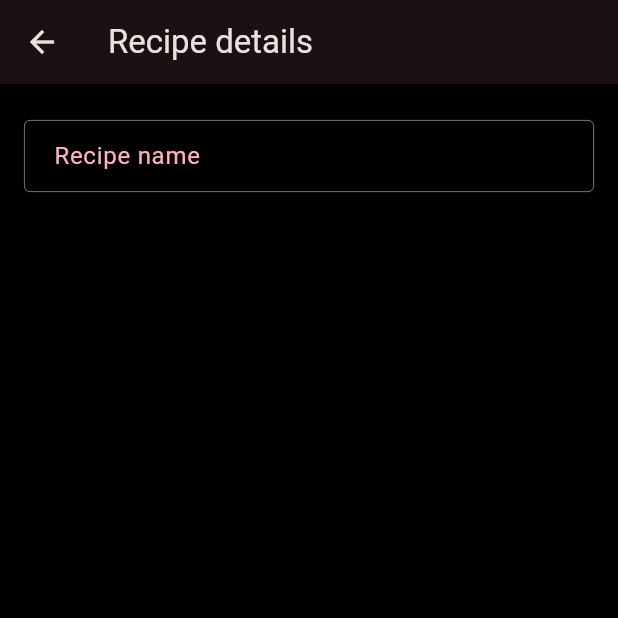
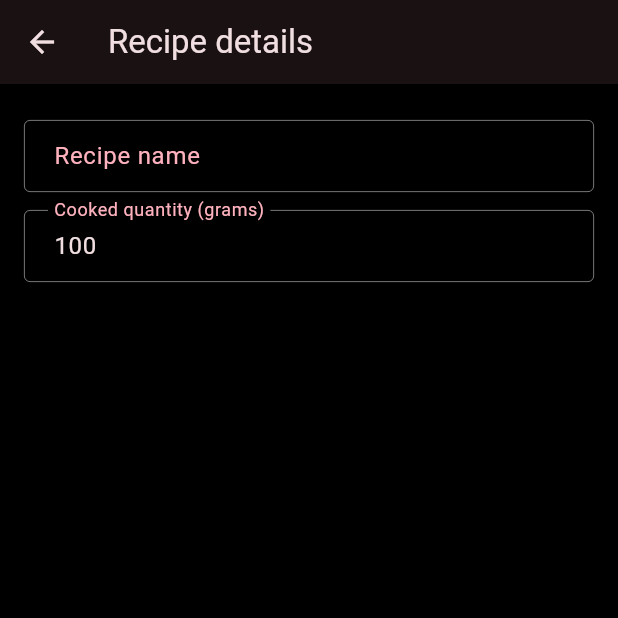
Before and after one commit to elenaconache/calorietracker, a Flutter app: the RecipeDetailsView screen opened directly with empty values, on a phone screen of 412 x 824 dp, the top half of it. Run offline on Flutter 3.47's test engine with Material 3 defaults, Android fonts, the phone set to English and light mode, and no system bars; our stand-ins replace dio, fl_chart, flutter_secure_storage, flutter_svg, get_it, isar and 2 more; missing offline and left inert: dio_cache_interceptor, dio_cache_interceptor_hive_store; accounts and stored records are empty; generated files the repository leaves out were written again.

Commit message:
[sc-178] Recipe details screen
* Add servings field to recipe details screen
* Allow swipe to refresh on error view for recipes screen

```diff
--- a/lib/app/dependency_injection.dart
+++ b/lib/app/dependency_injection.dart
@@ -4,6 +4,7 @@ import 'package:calorietracker/features/diary/diary_controller.dart';
 import 'package:calorietracker/features/login/login_controller.dart';
 import 'package:calorietracker/features/recipes/create_recipe/create_recipe_controller.dart';
 import 'package:calorietracker/features/recipes/details/recipe_details_controller.dart';
+import 'package:calorietracker/features/recipes/recipe_helper.dart';
 import 'package:calorietracker/features/recipes/search_recipe_controller.dart';
 import 'package:calorietracker/features/search_food/search_food_service.dart';
 import 'package:calorietracker/interceptors/logging_interceptor.dart';
@@ -58,6 +59,7 @@ void setupLocator() {
   locator.registerLazySingleton<LoggingService>(() => LoggingService());
   locator.registerLazySingleton<NumericFormattingService>(() => NumericFormattingService());
   locator.registerLazySingleton<NutritionValidator>(() => NutritionValidator());
+  locator.registerLazySingleton<RecipeHelper>(() => RecipeHelper());
   locator.registerLazySingleton<SecureStorageService>(() => SecureStorageService());
   locator.registerLazySingleton<UserService>(() => UserService());
 
--- /dev/null
+++ b/lib/features/recipes/components/recipe_servings_field.dart
@@ -0,0 +1,31 @@
+import 'package:calorietracker/ui/app_strings.dart';
+import 'package:calorietracker/ui/components/text_field/app_text_field.dart';
+import 'package:flutter/material.dart';
+
+class RecipeServingsField extends StatelessWidget {
+  final TextEditingController textController;
+  final bool isLoading;
+  final bool enabled;
+
+  const RecipeServingsField({
+    super.key,
+    required this.textController,
+    required this.isLoading,
+    this.enabled = true,
+  });
+
+  @override
+  Widget build(BuildContext context) {
+    return AppTextField(
+      labelText: AppStrings.cookedQuantityGramsLabel,
+      inputType: const TextInputType.numberWithOptions(decimal: true, signed: false),
+      maxLength: 6,
+      autofocus: true,
+      action: TextInputAction.done,
+      controller: textController,
+      hint: '100',
+      enabled: enabled && !isLoading,
+      textColor: !isLoading ? Theme.of(context).textTheme.bodyLarge?.color : null,
+    );
+  }
+}
--- a/lib/features/recipes/details/recipe_details_controller.dart
+++ b/lib/features/recipes/details/recipe_details_controller.dart
@@ -1,5 +1,17 @@
+import 'package:calorietracker/app/dependency_injection.dart';
+import 'package:calorietracker/features/recipes/recipe_helper.dart';
+import 'package:calorietracker/models/nutrition.dart';
+import 'package:calorietracker/models/recipe_ingredient.dart';
 import 'package:flutter/cupertino.dart';
 
 class RecipeDetailsController {
   final ValueNotifier<bool> isLoading = ValueNotifier(false);
+  final ValueNotifier<Nutrition> recipeNutrition = ValueNotifier(const Nutrition());
+  final ValueNotifier<List<RecipeIngredient>> ingredients = ValueNotifier([]);
+
+  void updateNutrition({required int cookedQuantity}) =>
+      recipeNutrition.value = locator<RecipeHelper>().calculateRecipeNutrition(
+        ingredients: ingredients.value,
+        cookedQuantity: cookedQuantity,
+      );
 }
--- a/lib/features/recipes/details/recipe_details_view.dart
+++ b/lib/features/recipes/details/recipe_details_view.dart
@@ -1,7 +1,8 @@
 import 'package:calorietracker/app/dependency_injection.dart';
+import 'package:calorietracker/features/recipes/components/recipe_name_field.dart';
+import 'package:calorietracker/features/recipes/components/recipe_servings_field.dart';
 import 'package:calorietracker/features/recipes/details/recipe_details_arguments.dart';
 import 'package:calorietracker/features/recipes/details/recipe_details_controller.dart';
-import 'package:calorietracker/features/recipes/recipe_name_field.dart';
 import 'package:calorietracker/ui/app_strings.dart';
 import 'package:flutter/material.dart';
 
@@ -19,6 +20,7 @@ class _RecipeDetailsViewState extends State<RecipeDetailsView> {
   late final RecipeDetailsController _controller;
   late final GlobalKey<FormState> _formKey;
   late final TextEditingController _nameTextFieldController;
+  late final TextEditingController _servingSizeTextController;
 
   @override
   void initState() {
@@ -28,6 +30,9 @@ class _RecipeDetailsViewState extends State<RecipeDetailsView> {
     _formKey = GlobalKey<FormState>(debugLabel: 'recipeDetailsForm');
     _nameTextFieldController = TextEditingController();
     _nameTextFieldController.text = widget.arguments.recipeName;
+    _servingSizeTextController = TextEditingController()
+      ..text = '100'
+      ..addListener(_onServingSizeChanged);
   }
 
   @override
@@ -35,6 +40,9 @@ class _RecipeDetailsViewState extends State<RecipeDetailsView> {
     _scrollController.dispose();
     _controller.isLoading.dispose();
     _nameTextFieldController.dispose();
+    _servingSizeTextController
+      ..removeListener(_onServingSizeChanged)
+      ..dispose();
     super.dispose();
   }
 
@@ -59,8 +67,23 @@ class _RecipeDetailsViewState extends State<RecipeDetailsView> {
               ),
             ),
           ),
+          SliverPadding(
+              padding: const EdgeInsets.only(top: 12, left: 16, right: 16),
+              sliver: SliverToBoxAdapter(
+                  child: ValueListenableBuilder(
+                valueListenable: _controller.isLoading,
+                builder: (_, isLoading, __) => RecipeServingsField(
+                  textController: _servingSizeTextController,
+                  isLoading: isLoading,
+                  enabled: false,
+                ),
+              )))
         ],
       ),
     );
   }
+
+  void _onServingSizeChanged() => _controller.updateNutrition(
+        cookedQuantity: int.tryParse(_servingSizeTextController.text) ?? 100,
+      );
 }
--- /dev/null
+++ b/lib/features/recipes/recipe_helper.dart
@@ -0,0 +1,23 @@
+import 'package:calorietracker/models/nutrition.dart';
+import 'package:calorietracker/models/recipe_ingredient.dart';
+
+class RecipeHelper {
+  Nutrition calculateTotalIngredientsNutrition({required List<RecipeIngredient> ingredients}) => ingredients.fold(
+        const Nutrition(),
+        (nutrition, ingredient) => nutrition.add(
+          nutrition: Nutrition.perServing(
+            nutritionPer100Grams: ingredient.food.nutrition,
+            servingSizeGrams: ingredient.servingQuantity,
+          ),
+        ),
+      );
+
+  Nutrition calculateRecipeNutrition({
+    required List<RecipeIngredient> ingredients,
+    required int cookedQuantity,
+  }) =>
+      Nutrition.fromServing(
+        nutritionPerServing: calculateTotalIngredientsNutrition(ingredients: ingredients),
+        servingSizeGrams: cookedQuantity == 0 ? 100 : cookedQuantity.toDouble(),
+      );
+}
```
Also changed, not shown: lib/features/recipes/create_recipe/create_recipe_controller.dart (+7 -12 lines), lib/features/recipes/create_recipe/create_recipe_view.dart (+5 -11 lines), lib/features/recipes/search_recipe_view.dart (+10 -6 lines), lib/features/recipes/components/recipe_item.dart (renamed from lib/features/recipes/recipe_item.dart), lib/features/recipes/components/recipe_name_field.dart (renamed from lib/features/recipes/recipe_name_field.dart).
